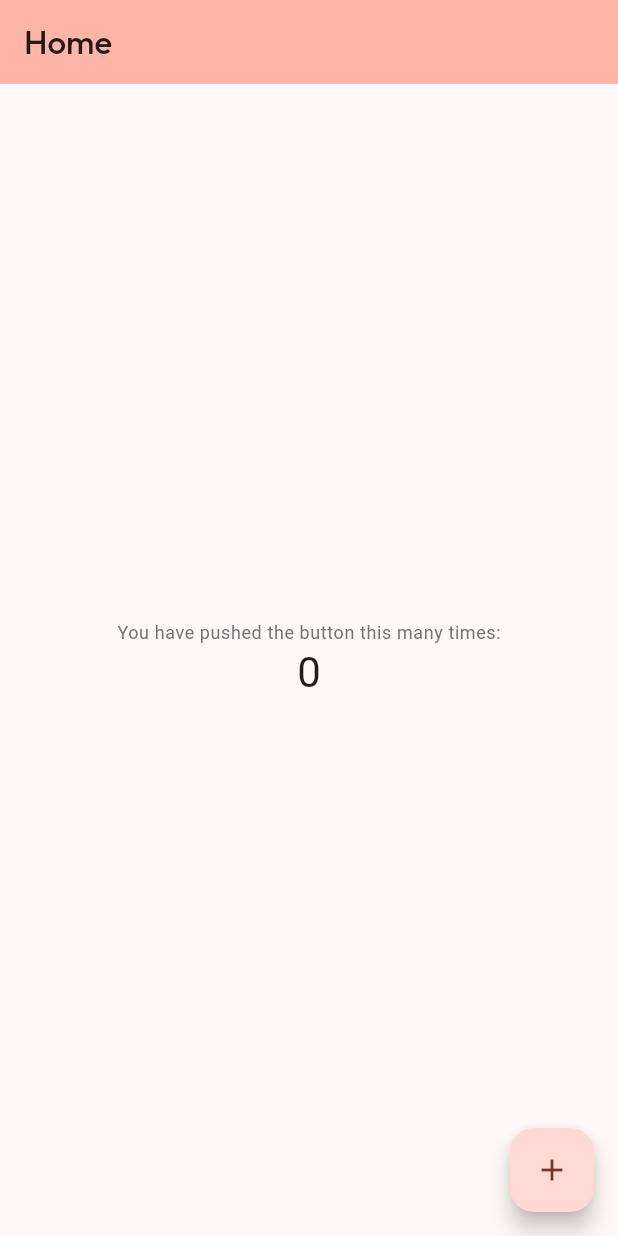
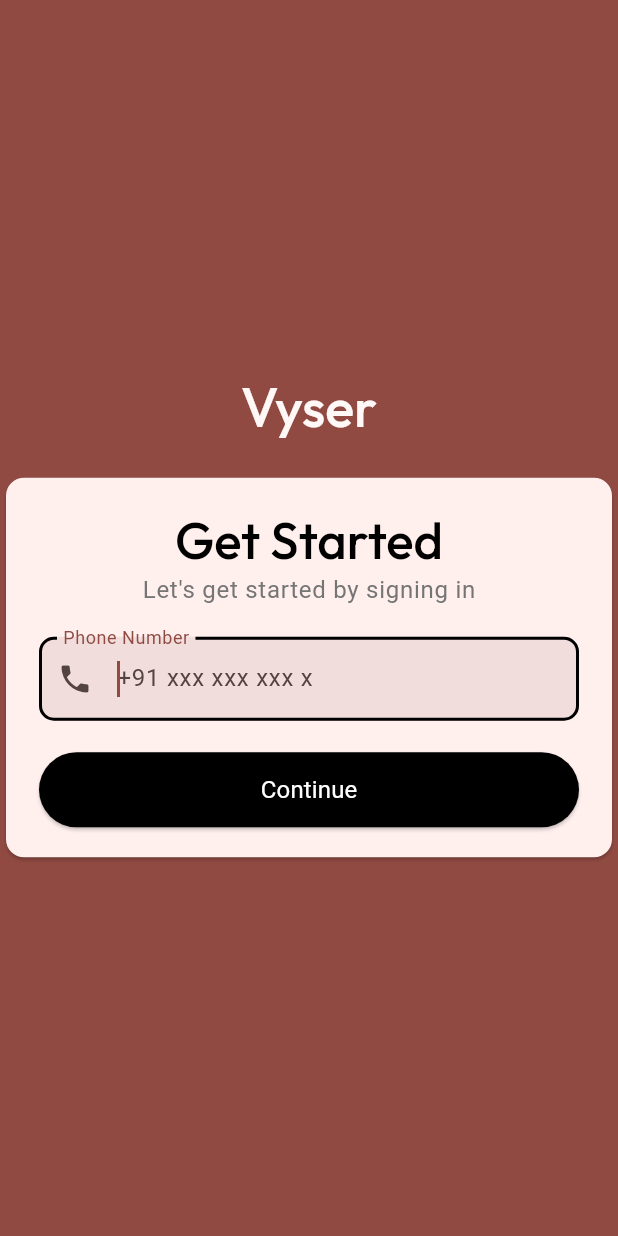
Before and after one commit to JaisPiyush/vyser-flutter, a Flutter app: the screen it shows after launch, on a phone screen of 412 x 824 dp. Run offline on Flutter 3.47's test engine with Material 3 defaults, Android fonts, the phone set to English and light mode, and no system bars; our stand-ins replace dio, firebase_auth, firebase_core, get_it, google_fonts; accounts and stored records are empty; generated files the repository leaves out were written again; Roboto replaces fonts that are missing (Readex Pro).

Commit message:
feat(auth): added PhoneAuthentication

```diff
--- a/lib/l10n/app_en.arb
+++ b/lib/l10n/app_en.arb
@@ -1,4 +1,19 @@
 {
     "home": "Home",
-    "@home": {}
+    "@home": {},
+    "getStarted": "Get Started",
+    "singInMessage": "Let's get started by signing in",
+    "phoneNumber": "Phone Number",
+    "continueBtn": "Continue",
+    "verify": "Verify",
+    "smsSent": "SMS sent to {phoneNumber}",
+    "@smsSent": {
+        "placeholders": {
+            "phoneNumber": {
+                "type": "String"
+            }
+        }
+    },
+    "smsHint": "SMS code",
+    "resend": "Resend"
 }
--- a/lib/main.dart
+++ b/lib/main.dart
@@ -4,6 +4,10 @@
 import 'package:get_it/get_it.dart';
 import 'package:google_fonts/google_fonts.dart';
 import 'package:vyser/firebase_options.dart';
+import 'package:vyser/page/auth/sign_in.dart';
+import 'package:vyser/page/auth/sign_in_model.dart';
+import 'package:vyser/page/home/home_model.dart';
+import 'package:vyser/page/home/home.dart';
 import 'package:vyser/shared/custom_actions.dart';
 
 final getIt = GetIt.instance;
@@ -26,150 +30,86 @@
         title: 'Vyser',
         theme: ThemeData(
           colorScheme: ColorScheme.fromSeed(
-            seedColor: const Color.fromARGB(255, 241, 47, 33),
+            seedColor: Colors.red,
             brightness: Brightness.light,
           ),
           useMaterial3: true,
+          elevatedButtonTheme: ElevatedButtonThemeData(
+              style: ElevatedButton.styleFrom(
+                  backgroundColor: Colors.black,
+                  minimumSize: const Size.fromHeight(50))),
+          inputDecorationTheme: InputDecorationTheme(
+            border: OutlineInputBorder(
+                borderRadius: BorderRadius.circular(10.0),
+                borderSide: BorderSide(color: Colors.grey[600]!)),
+            filled: true,
+            iconColor: Colors.red,
+            focusedBorder: OutlineInputBorder(
+                borderRadius: BorderRadius.circular(10.0),
+                borderSide: const BorderSide(color: Colors.black, width: 2)),
+          ),
           textTheme: TextTheme(
-              titleLarge: GoogleFonts.getFont(
-                'Outfit',
+            titleLarge: GoogleFonts.getFont('Outfit',
                 fontWeight: FontWeight.w500,
                 fontSize: 22.0,
-              ),
-              titleMedium: GoogleFonts.getFont(
-                'Readex Pro',
+                color: Colors.black),
+            titleMedium: GoogleFonts.getFont('Readex Pro',
                 fontWeight: FontWeight.normal,
                 fontSize: 18.0,
-              ),
-              titleSmall: GoogleFonts.getFont(
-                'Readex Pro',
+                color: Colors.black),
+            titleSmall: GoogleFonts.getFont('Readex Pro',
                 fontWeight: FontWeight.w500,
                 fontSize: 16.0,
-              ),
-              labelLarge: GoogleFonts.getFont(
-                'Readex Pro',
+                color: Colors.black),
+            labelLarge: GoogleFonts.getFont('Readex Pro',
                 fontWeight: FontWeight.normal,
                 fontSize: 16.0,
-              ),
-              labelMedium: GoogleFonts.getFont(
-                'Readex Pro',
+                color: Colors.black),
+            labelMedium: GoogleFonts.getFont('Readex Pro',
                 fontWeight: FontWeight.normal,
                 fontSize: 14.0,
-              ),
+                color: Colors.black),
             labelSmall: GoogleFonts.getFont(
               'Readex Pro',
               fontWeight: FontWeight.normal,
               fontSize: 12.0,
               color: Colors.grey[600],
             ),
-              bodyLarge: GoogleFonts.getFont(
-                'Readex Pro',
+            bodyLarge: GoogleFonts.getFont('Readex Pro',
                 fontWeight: FontWeight.normal,
                 fontSize: 16.0,
-              ),
-              bodyMedium: GoogleFonts.getFont(
-                'Readex Pro',
+                color: Colors.black),
+            bodyMedium: GoogleFonts.getFont('Readex Pro',
                 fontWeight: FontWeight.normal,
                 fontSize: 14.0,
-              ),
+                color: Colors.black),
             bodySmall: GoogleFonts.getFont(
               'Readex Pro',
               fontWeight: FontWeight.normal,
               fontSize: 12.0,
               color: Colors.grey[600],
-              )),
+            ),
+          ),
         ),
         localizationsDelegates: AppLocalizations.localizationsDelegates,
         supportedLocales: AppLocalizations.supportedLocales,
-        home: MyHomePage());
+        routes: {
+          SignInModel.routeName: (context) => const SignInPage(),
+          HomePageModel.routeName: (context) => const HomePage(),
+        },
+        home: const MyHomePage());
   }
 }
 
 class MyHomePage extends StatefulWidget {
   const MyHomePage({super.key});
-
-  // This widget is the home page of your application. It is stateful, meaning
-  // that it has a State object (defined below) that contains fields that affect
-  // how it looks.
-
-  // This class is the configuration for the state. It holds the values (in this
-  // case the title) provided by the parent (in this case the App widget) and
-  // used by the build method of the State. Fields in a Widget subclass are
-  // always marked "final".
-
-  // final String title;
-
   @override
   State<MyHomePage> createState() => _MyHomePageState();
 }
 
 class _MyHomePageState extends State<MyHomePage> {
-  int _counter = 0;
-
-  void _incrementCounter() {
-    setState(() {
-      // This call to setState tells the Flutter framework that something has
-      // changed in this State, which causes it to rerun the build method below
-      // so that the display can reflect the updated values. If we changed
-      // _counter without calling setState(), then the build method would not be
-      // called again, and so nothing would appear to happen.
-      _counter++;
-    });
-  }
-
   @override
   Widget build(BuildContext context) {
-    // This method is rerun every time setState is called, for instance as done
-    // by the _incrementCounter method above.
-    //
-    // The Flutter framework has been optimized to make rerunning build methods
-    // fast, so that you can just rebuild anything that needs updating rather
-    // than having to individually change instances of widgets.
-    return Scaffold(
-      appBar: AppBar(
-        // TRY THIS: Try changing the color here to a specific color (to
-        // Colors.amber, perhaps?) and trigger a hot reload to see the AppBar
-        // change color while the other colors stay the same.
-        backgroundColor: Theme.of(context).colorScheme.inversePrimary,
-        // Here we take the value from the MyHomePage object that was created by
-        // the App.build method, and use it to set our appbar title.
-        title: Text(AppLocalizations.of(context)!.home),
-      ),
-      body: Center(
-        // Center is a layout widget. It takes a single child and positions it
-        // in the middle of the parent.
-        child: Column(
-          // Column is also a layout widget. It takes a list of children and
-          // arranges them vertically. By default, it sizes itself to fit its
-          // children horizontally, and tries to be as tall as its parent.
-          //
-          // Column has various properties to control how it sizes itself and
-          // how it positions its children. Here we use mainAxisAlignment to
-          // center the children vertically; the main axis here is the vertical
-          // axis because Columns are vertical (the cross axis would be
-          // horizontal).
-          //
-          // TRY THIS: Invoke "debug painting" (choose the "Toggle Debug Paint"
-          // action in the IDE, or press "p" in the console), to see the
-          // wireframe for each widget.
-          mainAxisAlignment: MainAxisAlignment.center,
-          children: <Widget>[
-            Text(
-              'You have pushed the button this many times:',
-              style: Theme.of(context).textTheme.bodySmall,
-            ),
-            Text(
-              '$_counter',
-              style: Theme.of(context).textTheme.headlineMedium,
-            ),
-          ],
-        ),
-      ),
-      floatingActionButton: FloatingActionButton(
-        onPressed: _incrementCounter,
-        tooltip: 'Increment',
-        child: const Icon(Icons.add),
-      ), // This trailing comma makes auto-formatting nicer for build methods.
-    );
+    return const SignInPage();
   }
 }
--- /dev/null
+++ b/lib/models/item/index.dart
@@ -0,0 +1,4 @@
+export 'attributes.dart';
+export 'create_item.dart';
+export 'item.dart';
+export 'editable_item.dart';
--- /dev/null
+++ b/lib/models/message_content/index.dart
@@ -0,0 +1,6 @@
+export 'message_chip_option.dart';
+export 'message_content.dart';
+export 'message_context.dart';
+export 'message_context_payload.dart';
+export 'message_context_user.dart';
+export 'message_rich_content.dart';
--- /dev/null
+++ b/lib/models/product_set/index.dart
@@ -0,0 +1,3 @@
+export 'unit.dart';
+export 'product_set.dart';
+export 'units.dart';
--- /dev/null
+++ b/lib/models/vision_search/index.dart
@@ -0,0 +1,3 @@
+export 'vision_search_response.dart';
+export 'vision_search_results.dart';
+export 'vision_search_single_result.dart';
--- /dev/null
+++ b/lib/page/home/home.dart
@@ -0,0 +1,19 @@
+import 'package:flutter/material.dart';
+import 'package:vyser/page/home/home_model.dart';
+
+class HomePage extends StatefulWidget {
+  const HomePage({super.key});
+
+  @override
+  State<HomePage> createState() => _HomePageState();
+}
+
+class _HomePageState extends HomePageModel<HomePage> {
+  @override
+  Widget build(BuildContext context) {
+    return SafeArea(
+        child: Scaffold(
+      body: Center(child: Container()),
+    ));
+  }
+}
```
Also changed, not shown: lib/components/nav_bar/nav_bar.dart (added, +32 -0 lines), lib/models/index.dart (added, +7 -0 lines), lib/page/auth/sign_in.dart (added, +144 -0 lines), lib/page/auth/sign_in_model.dart (added, +137 -0 lines), lib/page/home/home_model.dart (added, +10 -0 lines), lib/shared/api_call.dart (added, +15 -0 lines). Lines whose indentation alone changed are shown as unchanged.
